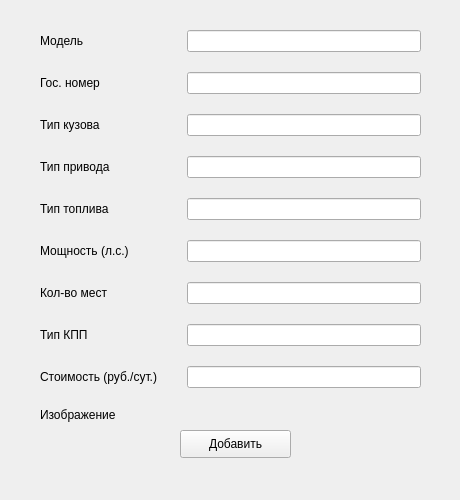
Qt form app/xml/vehicle_form.ui (dvraklanov/RentaCar) before a commit.
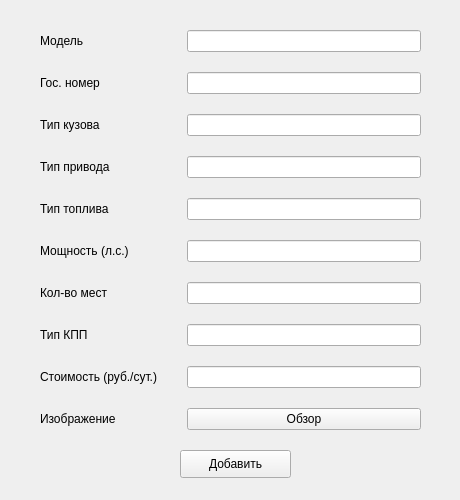
The same form after that commit.

```diff
--- a/app/xml/vehicle_form.ui
+++ b/app/xml/vehicle_form.ui
@@ -31,7 +31,7 @@
      <x>40</x>
      <y>30</y>
      <width>381</width>
-     <height>394</height>
+     <height>408</height>
     </rect>
    </property>
    <layout class="QFormLayout" name="formLayout">
@@ -138,13 +138,20 @@
     <item row="8" column="1">
      <widget class="QLineEdit" name="rental_price_v"/>
     </item>
+    <item row="9" column="1">
+     <widget class="QPushButton" name="find_img_btn">
+      <property name="text">
+       <string>Обзор</string>
+      </property>
+     </widget>
+    </item>
    </layout>
   </widget>
   <widget class="QPushButton" name="add_btn">
    <property name="geometry">
     <rect>
      <x>180</x>
-     <y>430</y>
+     <y>450</y>
      <width>111</width>
      <height>28</height>
     </rect>
```
Left out of the diff: 2 changed lines with no effect on the pictures.
